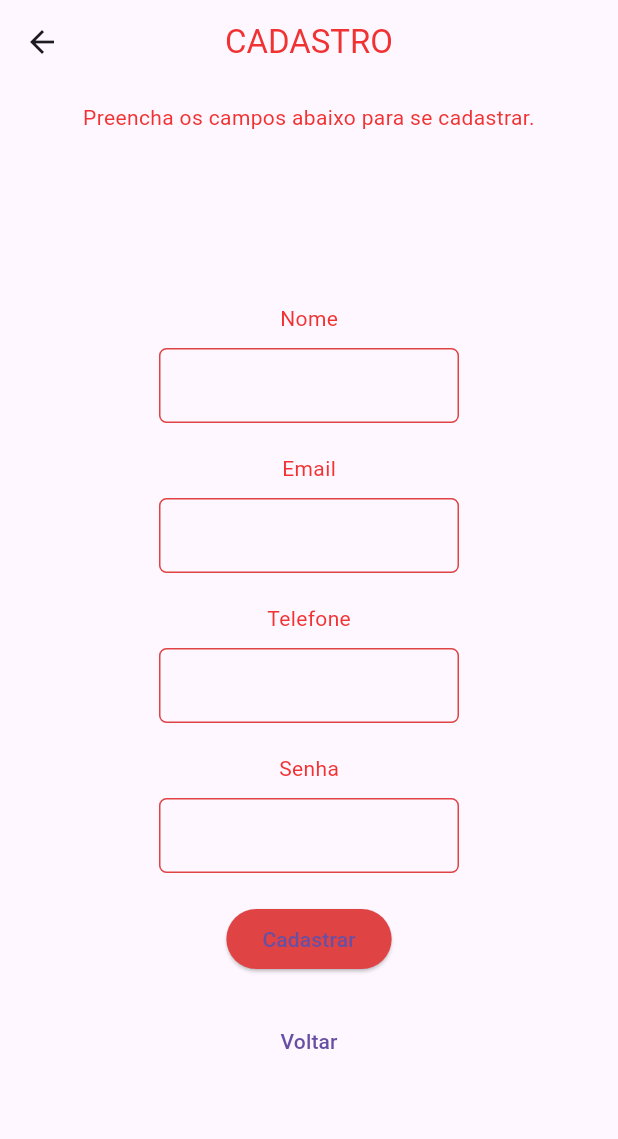
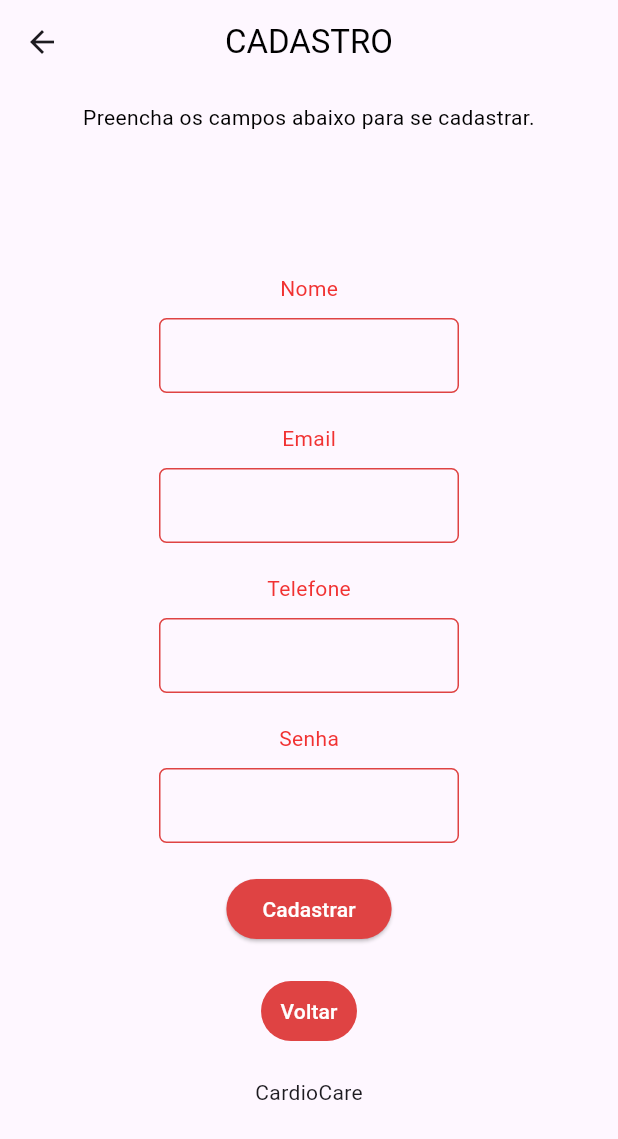
Before and after one commit to febzr/proj-dsi, a Flutter app: the screen it shows after launch, after a tap on "Cadastrar", on a phone screen of 412 x 824 dp. Shown: the top 1139 px of the screen. Run offline on Flutter 3.47's test engine with Material 3 defaults, Android fonts, the phone set to English and light mode, and no system bars.

Commit message:
Update main.dart

```diff
--- a/cardiocare/lib/main.dart
+++ b/cardiocare/lib/main.dart
@@ -1,3 +1,5 @@
+// ignore_for_file: prefer_const_constructors
+
 import 'package:flutter/material.dart';
 import 'home.dart';
 
@@ -128,6 +130,12 @@
                     );
                   }
                 },
+                style: ButtonStyle(
+                  backgroundColor:
+                      MaterialStateProperty.all<Color>(const Color(0xFFDF4343)),
+                  foregroundColor:
+                      MaterialStateProperty.all<Color>(Colors.white),
+                ),
                 child: const Text('Entrar'),
               ),
               const SizedBox(height: 20.0),
@@ -135,8 +143,18 @@
                 onPressed: () {
                   Navigator.pushNamed(context, '/cadastro');
                 },
+                style: ButtonStyle(
+                  backgroundColor:
+                      MaterialStateProperty.all<Color>(const Color(0xFFDF4343)),
+                  foregroundColor:
+                      MaterialStateProperty.all<Color>(Colors.white),
+                ),
                 child: const Text('Cadastrar'),
               ),
+              const SizedBox(height: 20.0),
+              // Logo no final da tela
+              Positioned(
+                  bottom: 0, left: 0, right: 0, child: Text('CardioCare')),
             ],
           ),
         ),
@@ -152,8 +170,8 @@
   Widget build(BuildContext context) {
     return Scaffold(
       appBar: AppBar(
-        title:
-            const Text('CADASTRO', style: TextStyle(color: Color(0xFFF13232))),
+        title: const Text('CADASTRO',
+            style: TextStyle(color: Color.fromARGB(255, 0, 0, 0))),
         centerTitle: true,
         bottom: const PreferredSize(
           preferredSize: Size.fromHeight(40),
@@ -162,7 +180,7 @@
             child: Text(
               'Preencha os campos abaixo para se cadastrar.',
               textAlign: TextAlign.center,
-              style: TextStyle(color: Color(0xFFF13232)),
+              style: TextStyle(color: Color.fromARGB(255, 0, 0, 0)),
             ),
           ),
         ),
@@ -269,6 +287,8 @@
                 style: ButtonStyle(
                   backgroundColor:
                       MaterialStateProperty.all<Color>(const Color(0xFFDF4343)),
+                  foregroundColor:
+                      MaterialStateProperty.all<Color>(Colors.white),
                 ),
                 child: const Text('Cadastrar'),
               ),
@@ -277,8 +297,18 @@
                 onPressed: () {
                   Navigator.pop(context);
                 },
+                style: ButtonStyle(
+                  backgroundColor:
+                      MaterialStateProperty.all<Color>(const Color(0xFFDF4343)),
+                  foregroundColor:
+                      MaterialStateProperty.all<Color>(Colors.white),
+                ),
                 child: const Text('Voltar'),
               ),
+              const SizedBox(height: 20.0),
+              // Logo no final da tela
+              Positioned(
+                  bottom: 0, left: 0, right: 0, child: Text('CardioCare')),
             ],
           ),
         ),
```
